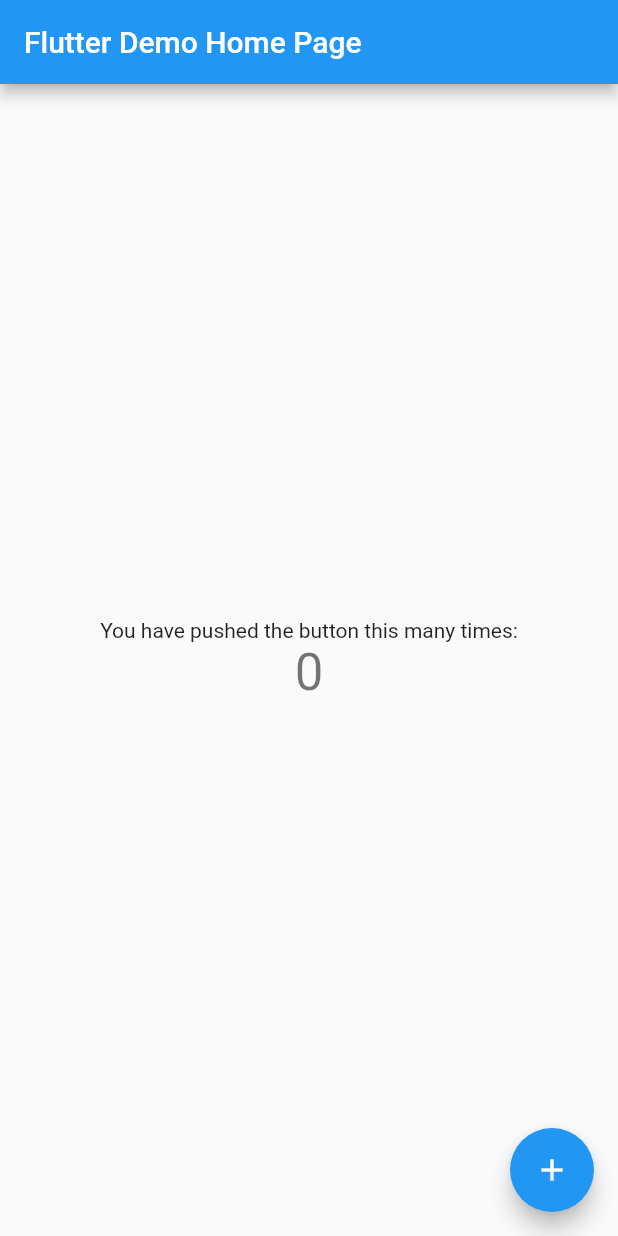
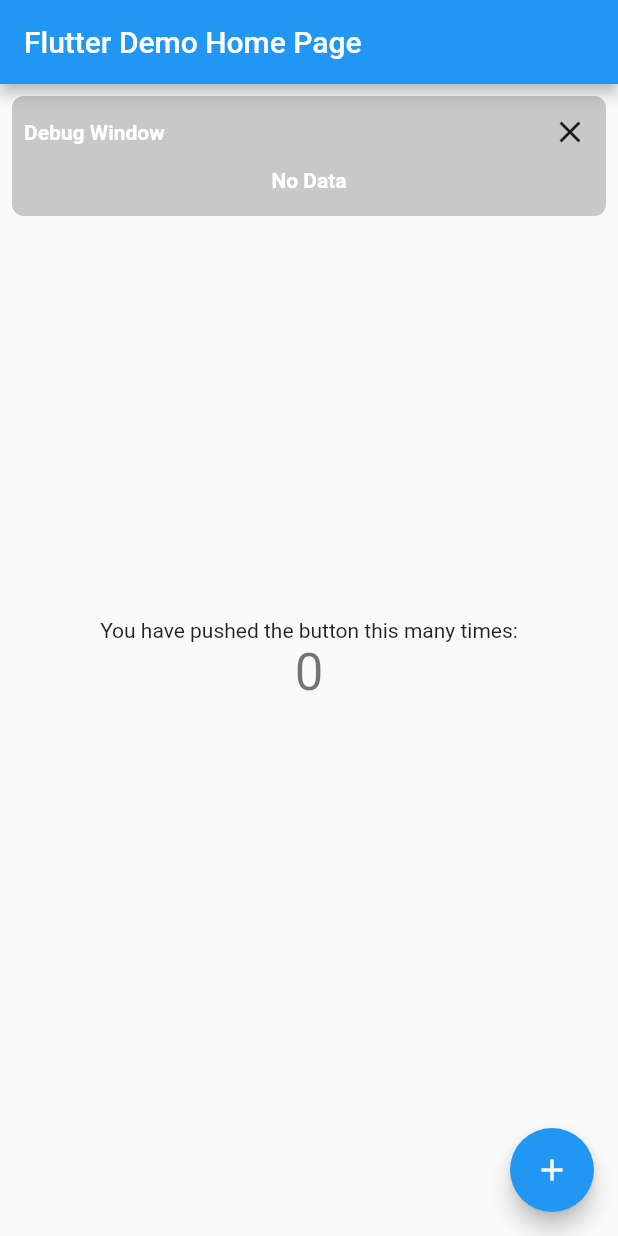
Before and after one commit to Ryotaewamoto/debug_window, a Flutter app: the screen it shows after launch, on a phone screen of 412 x 824 dp. Run offline on Flutter 3.47's test engine with Material 2 defaults, Android fonts, the phone set to English and light mode, and no system bars.

```diff
--- a/example/lib/main.dart
+++ b/example/lib/main.dart
@@ -1,8 +1,11 @@
+import 'package:debug_window/debug_window.dart';
 import 'package:flutter/material.dart';
 
-void main() => runApp(MyApp());
+void main() => runApp(const MyApp());
 
 class MyApp extends StatelessWidget {
+  const MyApp({super.key});
+
   @override
   Widget build(BuildContext context) {
     return MaterialApp(
@@ -40,7 +43,8 @@ class _MyHomePageState extends State<MyHomePage> {
   Widget build(BuildContext context) {
     return Scaffold(
       appBar: AppBar(title: Text(widget.title)),
-      body: Center(
+      body: DebugWindow(
+        child: Center(
           child: Column(
             mainAxisAlignment: MainAxisAlignment.center,
             children: <Widget>[
@@ -54,6 +58,7 @@ class _MyHomePageState extends State<MyHomePage> {
             ],
           ),
         ),
+      ),
       floatingActionButton: FloatingActionButton(
         onPressed: _incrementCounter,
         tooltip: 'Increment',
--- /dev/null
+++ b/lib/src/debug_window.dart
@@ -0,0 +1,106 @@
+import 'package:flutter/material.dart';
+import 'content_text_styles.dart';
+
+class DebugWindow extends StatefulWidget {
+  const DebugWindow({
+    required this.child,
+    this.debugContent,
+    this.backgroundColor,
+    this.isBottom = false,
+    super.key,
+  });
+
+  final Widget child;
+  final Widget? debugContent;
+  final Color? backgroundColor;
+  final bool isBottom;
+
+  @override
+  State<DebugWindow> createState() => _DebugWindowState();
+}
+
+class _DebugWindowState extends State<DebugWindow> {
+  bool isOpen = true;
+
+  @override
+  Widget build(BuildContext context) {
+    return Stack(
+      children: [
+        widget.child,
+        Align(
+          alignment:
+              widget.isBottom ? Alignment.bottomCenter : Alignment.topCenter,
+          child: isOpen
+              ? Padding(
+                  padding: const EdgeInsets.all(8),
+                  child: Container(
+                    width: double.infinity,
+                    decoration: BoxDecoration(
+                      color: widget.backgroundColor ??
+                          Colors.black.withOpacity(0.2),
+                      borderRadius: const BorderRadius.all(Radius.circular(8)),
+                    ),
+                    child: Column(
+                      mainAxisSize: MainAxisSize.min,
+                      children: [
+                        Row(
+                          mainAxisAlignment: MainAxisAlignment.spaceBetween,
+                          children: [
+                            const Padding(
+                              padding: EdgeInsets.symmetric(horizontal: 8),
+                              child: Text(
+                                'Debug Window',
+                                style: contentTextStyle,
+                              ),
+                            ),
+                            IconButton(
+                              onPressed: () => setState(() {
+                                isOpen = false;
+                              }),
+                              icon: const Icon(Icons.close),
+                            ),
+                          ],
+                        ),
+                        Center(
+                          child: widget.debugContent ??
+                              const Text(
+                                'No Data',
+                                style: contentTextStyle,
+                              ),
+                        ),
+                        const SizedBox(
+                          height: 16,
+                        ),
+                      ],
+                    ),
+                  ),
+                )
+              : Align(
+                  alignment: widget.isBottom
+                      ? Alignment.bottomRight
+                      : Alignment.topRight,
+                  child: Padding(
+                    padding: const EdgeInsets.all(8),
+                    child: IconButton(
+                      onPressed: () => setState(() {
+                        isOpen = true;
+                      }),
+                      icon: DecoratedBox(
+                        decoration: BoxDecoration(
+                          color: widget.backgroundColor ??
+                              Colors.black.withOpacity(0.2),
+                          shape: BoxShape.circle,
+                        ),
+                        child: const Padding(
+                          padding: EdgeInsets.all(4),
+                          child: Icon(Icons.close),
+                        ),
+                      ),
+                    ),
+                  ),
+                ),
+        )
+      ],
+    );
+  }
+}
```
Also changed, not shown: example/pubspec.yaml (+6 -69 lines), lib/debug_window.dart (+3 -105 lines), pubspec.yaml (+1 -52 lines), example/pubspec.lock, lib/src/content_text_styles.dart (renamed from lib/content_text_styles.dart), 62 other files. Lines whose indentation alone changed are shown as unchanged.
